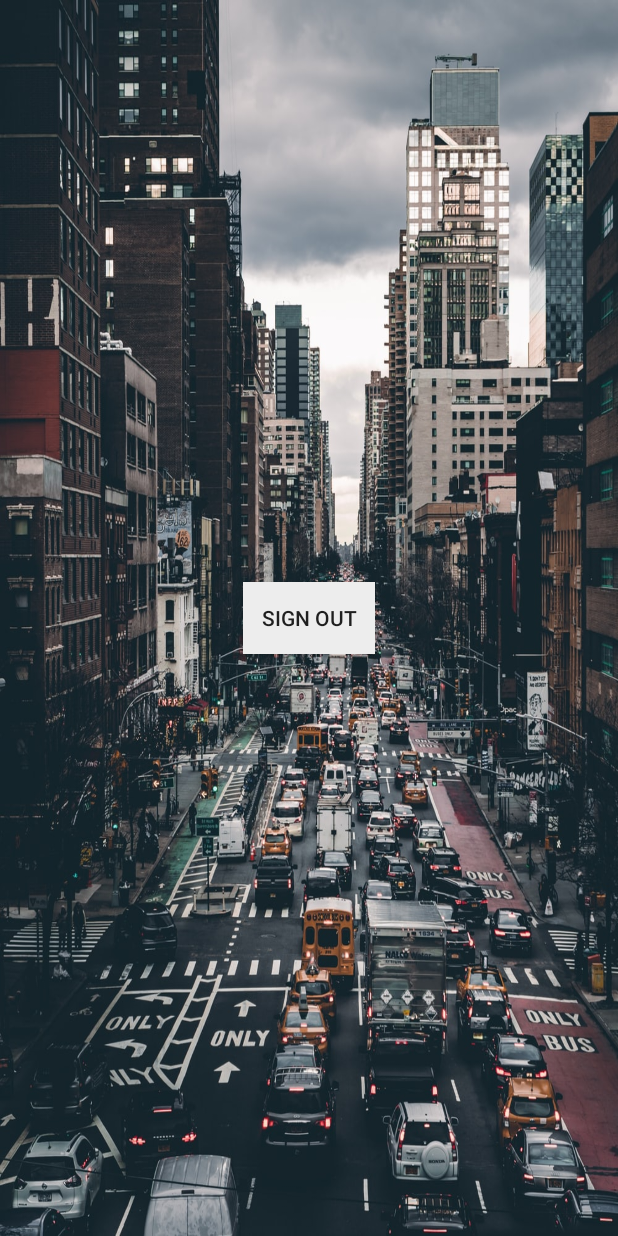
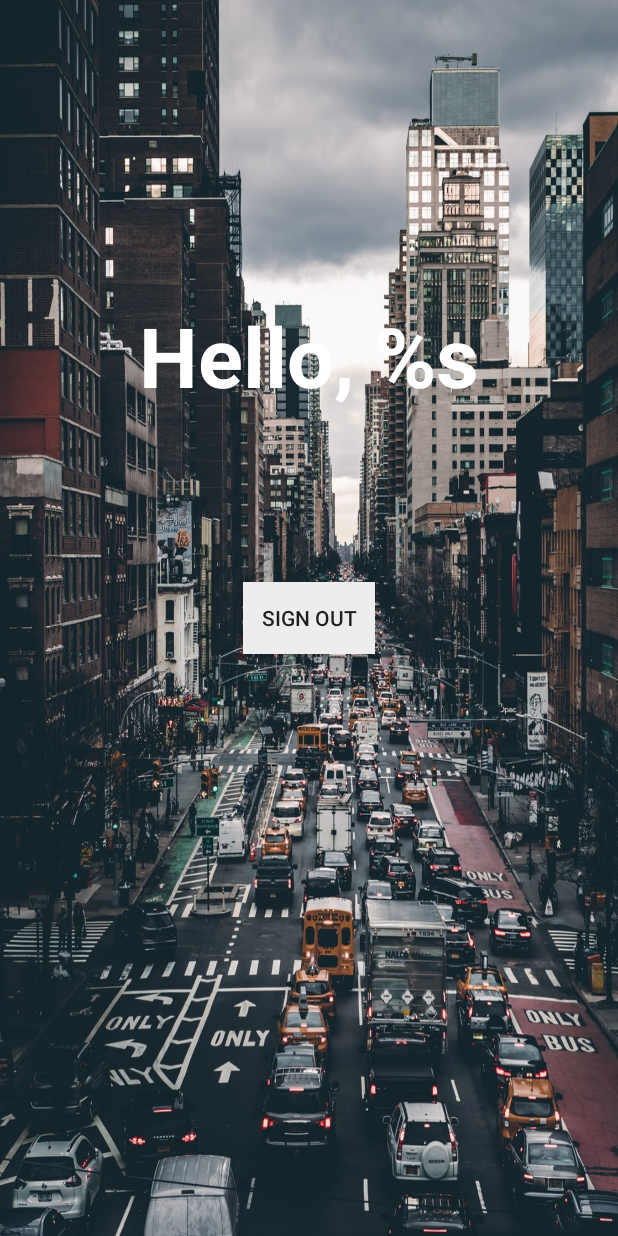
Before and after one commit to MiruGrigoras/ParKings, an Android app: the layout activity_menu.xml on its own in the app's theme, with its tools: preview values and no code run, on a phone screen of 412 x 824 dp. Run offline under Robolectric (Android 15) with nearby library versions, the phone set to English and light mode, and no system bars.

Commit message:
Upgraded activities for correctly working sign-in/sign-out buttons and modified intro layouts

```diff
--- a/ParKings_final/app/src/main/AndroidManifest.xml
+++ b/ParKings_final/app/src/main/AndroidManifest.xml
@@ -1,7 +1,7 @@
 <?xml version="1.0" encoding="utf-8"?>
 <manifest xmlns:android="http://schemas.android.com/apk/res/android"
     package="com.si.parkings">
-
+    <!--  android:icon="@mipmap/ic_launcher" -->
     <application
         android:allowBackup="true"
         android:icon="@mipmap/ic_launcher"
--- a/ParKings_final/app/src/main/res/layout/activity_menu.xml
+++ b/ParKings_final/app/src/main/res/layout/activity_menu.xml
@@ -10,14 +10,39 @@
     <RelativeLayout
         android:layout_width="match_parent"
         android:layout_height="match_parent">
+        <TextView
+            android:id="@+id/helloText"
+            android:layout_width="wrap_content"
+            android:layout_height="wrap_content"
+            android:ems="10"
+            android:text="Hello, %s"
+            tools:layout_editor_absoluteX="108dp"
+            tools:layout_editor_absoluteY="175dp"
+            android:textColor="#FFFF"
+            android:textStyle="bold"
+            android:textSize="55sp"
+            android:layout_marginTop="200dp"
+            android:gravity="center"
+            app:layout_constraintTop_toTopOf="parent"
+            app:layout_constraintLeft_toRightOf="parent"
+            app:layout_constraintRight_toLeftOf="parent"
+            app:layout_constraintBottom_toTopOf="@id/signout_button"
+            app:layout_constraintHorizontal_bias="0.5" />
         <Button
             android:id="@+id/signout_button"
             android:layout_width="wrap_content"
             android:layout_height="wrap_content"
             android:text="Sign out"
             android:layout_centerInParent="true"
-            android:background="@color/signoutButton">
+            android:background="@color/signoutButton"
+            app:layout_constraintTop_toTopOf="@id/helloText"
+            app:layout_constraintLeft_toRightOf="parent"
+            app:layout_constraintRight_toLeftOf="parent"
+            app:layout_constraintBottom_toTopOf="parent"
+            app:layout_constraintHorizontal_bias="0.5">
         </Button>
+
+
     </RelativeLayout>
 
 
```
Also changed, not shown: ParKings_final/app/src/main/java/com/si/parkings/MainActivity.java (+14 -12 lines), ParKings_final/app/src/main/java/com/si/parkings/MenuActivity.java (+12 -1 lines), ParKings_final/app/src/main/res/layout/activity_main.xml (+17 -15 lines).
